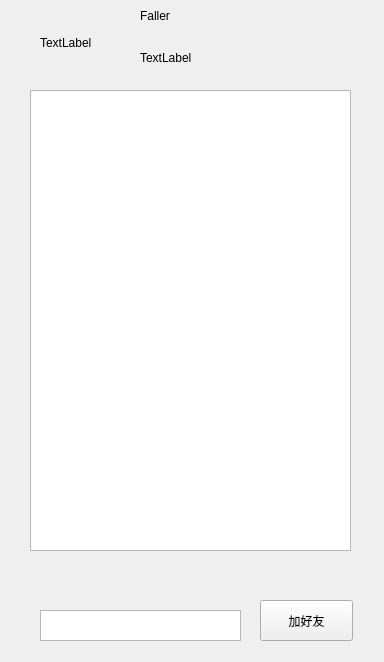
This is friendlistform.ui in hellightning/QTencentClient as Qt 5 draws it before an edit. The edited form follows.
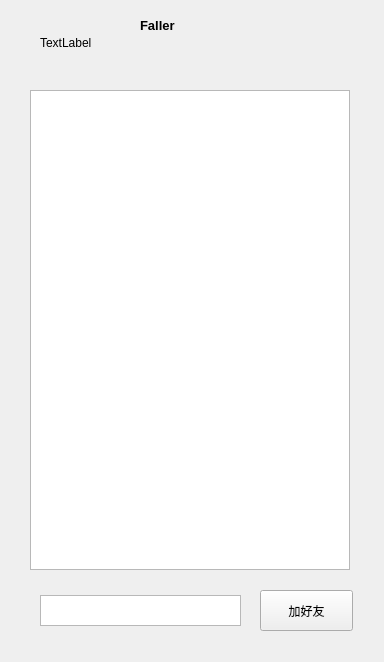
This is the edited form.

Patch:
```diff
--- a/friendlistform.ui
+++ b/friendlistform.ui
@@ -17,11 +17,18 @@
    <property name="geometry">
     <rect>
      <x>140</x>
-     <y>0</y>
+     <y>10</y>
      <width>81</width>
      <height>31</height>
     </rect>
    </property>
+   <property name="font">
+    <font>
+     <pointsize>10</pointsize>
+     <weight>75</weight>
+     <bold>true</bold>
+    </font>
+   </property>
    <property name="text">
     <string>Faller</string>
    </property>
@@ -31,8 +38,8 @@
     <rect>
      <x>30</x>
      <y>90</y>
-     <width>321</width>
-     <height>461</height>
+     <width>320</width>
+     <height>480</height>
     </rect>
    </property>
   </widget>
@@ -40,7 +47,7 @@
    <property name="geometry">
     <rect>
      <x>260</x>
-     <y>600</y>
+     <y>590</y>
      <width>93</width>
      <height>41</height>
     </rect>
@@ -53,7 +60,7 @@
    <property name="geometry">
     <rect>
      <x>40</x>
-     <y>610</y>
+     <y>595</y>
      <width>201</width>
      <height>31</height>
     </rect>
@@ -72,19 +79,6 @@
     <string>TextLabel</string>
    </property>
   </widget>
-  <widget class="QLabel" name="qtIdLabel">
-   <property name="geometry">
-    <rect>
-     <x>140</x>
-     <y>50</y>
-     <width>72</width>
-     <height>15</height>
-    </rect>
-   </property>
-   <property name="text">
-    <string>TextLabel</string>
-   </property>
-  </widget>
  </widget>
  <resources/>
  <connections/>
```
